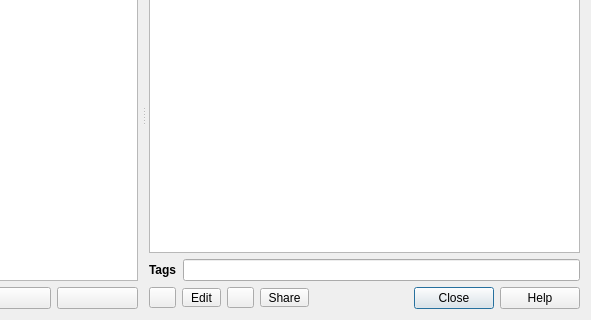
The window that src/ui/qgsstylev2managerdialogbase.ui (carsmie/QGIS) describes before a commit, drawn with Qt 5; both pictures show x 129 to 720 and y 90 to 410 of the 720 by 410 pixel window.
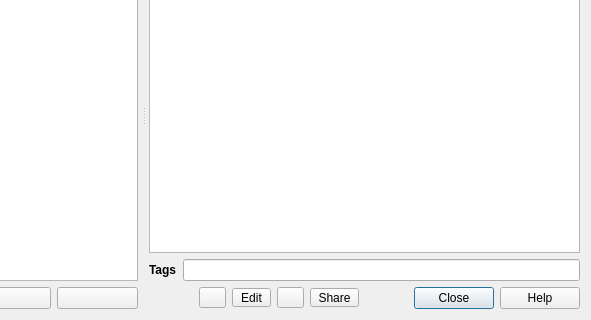
The same window after the commit. Icons and pictures are not drawn. Custom widgets are drawn as their Qt base class.

What changed in the file:
```diff
--- a/src/ui/qgsstylev2managerdialogbase.ui
+++ b/src/ui/qgsstylev2managerdialogbase.ui
@@ -295,6 +295,19 @@
        </item>
        <item row="4" column="0" colspan="2">
         <layout class="QHBoxLayout" name="horizontalLayout">
+         <item>
+          <spacer name="horizontalSpacer_2">
+           <property name="orientation">
+            <enum>Qt::Horizontal</enum>
+           </property>
+           <property name="sizeHint" stdset="0">
+            <size>
+             <width>40</width>
+             <height>20</height>
+            </size>
+           </property>
+          </spacer>
+         </item>
          <item>
           <layout class="QHBoxLayout" name="symbolBtnsLayout">
            <property name="spacing">
@@ -366,6 +379,19 @@
            </item>
           </layout>
          </item>
+         <item>
+          <spacer name="horizontalSpacer_3">
+           <property name="orientation">
+            <enum>Qt::Horizontal</enum>
+           </property>
+           <property name="sizeHint" stdset="0">
+            <size>
+             <width>40</width>
+             <height>20</height>
+            </size>
+           </property>
+          </spacer>
+         </item>
          <item>
           <widget class="QDialogButtonBox" name="buttonBox">
            <property name="orientation">
```
